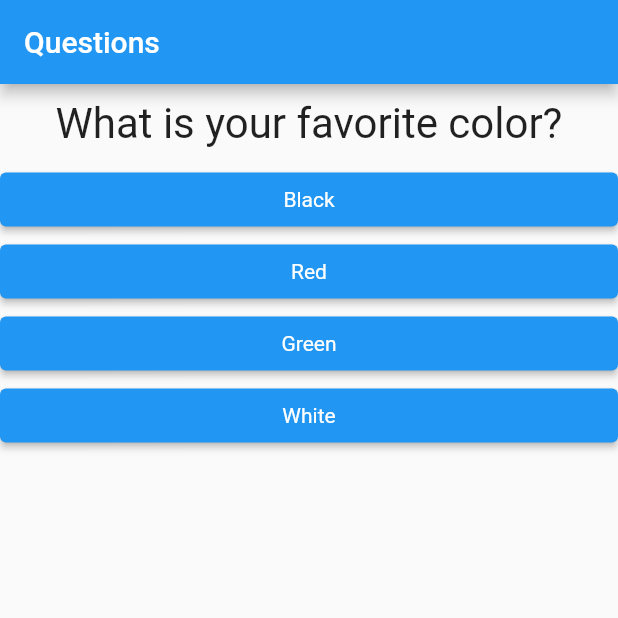
After one commit to santclear/questions_project, a Flutter app: the screen it shows after launch, on a phone screen of 412 x 824 dp, the top half of it. The commit adds this screen. Run offline on Flutter 3.47's test engine with Material 2 defaults, Android fonts, the phone set to English and light mode, and no system bars.

Commit message:
23 - Refactored main method extracting code snippets for Quiz and Result classes.

```diff
--- a/lib/main.dart
+++ b/lib/main.dart
@@ -1,6 +1,8 @@
 import 'package:flutter/material.dart';
+import 'package:questions_project/quiz.dart';
 import './question.dart';
 import 'answer.dart';
+import 'result.dart';
 
 main() => runApp(QuestionsApp());
 
@@ -49,17 +51,8 @@ class _QuestionsAppState extends State<QuestionsApp> {
           title: const Text('Questions'),
         ),
         body: hasQuestionSelected
-            ? Column(
-                children: [
-                  Question(_questions[_questionSelected]['text'].toString()),
-                  ...answers.map((t) => Answer(t, _answer)).toList()
-                ],
-              )
-            : const Center(
-                child: Text(
-                'Congratulations!',
-                style: TextStyle(fontSize: 28),
-              )),
+            ? Quiz(_questionSelected, _questions, answers, _answer)
+            : const Result(),
       ),
     );
   }
--- /dev/null
+++ b/lib/quiz.dart
@@ -0,0 +1,25 @@
+import 'package:flutter/material.dart';
+
+import 'answer.dart';
+import 'question.dart';
+
+class Quiz extends StatelessWidget {
+  final int _questionSelected;
+  final List<Map<String, Object>> _questions;
+  final List<String> answers;
+  final Function() _answer;
+
+  const Quiz(
+      this._questionSelected, this._questions, this.answers, this._answer,
+      {super.key});
+
+  @override
+  Widget build(BuildContext context) {
+    return Column(
+      children: [
+        Question(_questions[_questionSelected]['text'].toString()),
+        ...answers.map((t) => Answer(t, _answer)).toList()
+      ],
+    );
+  }
+}
```
Also changed, not shown: lib/result.dart (added, +15 -0 lines).
